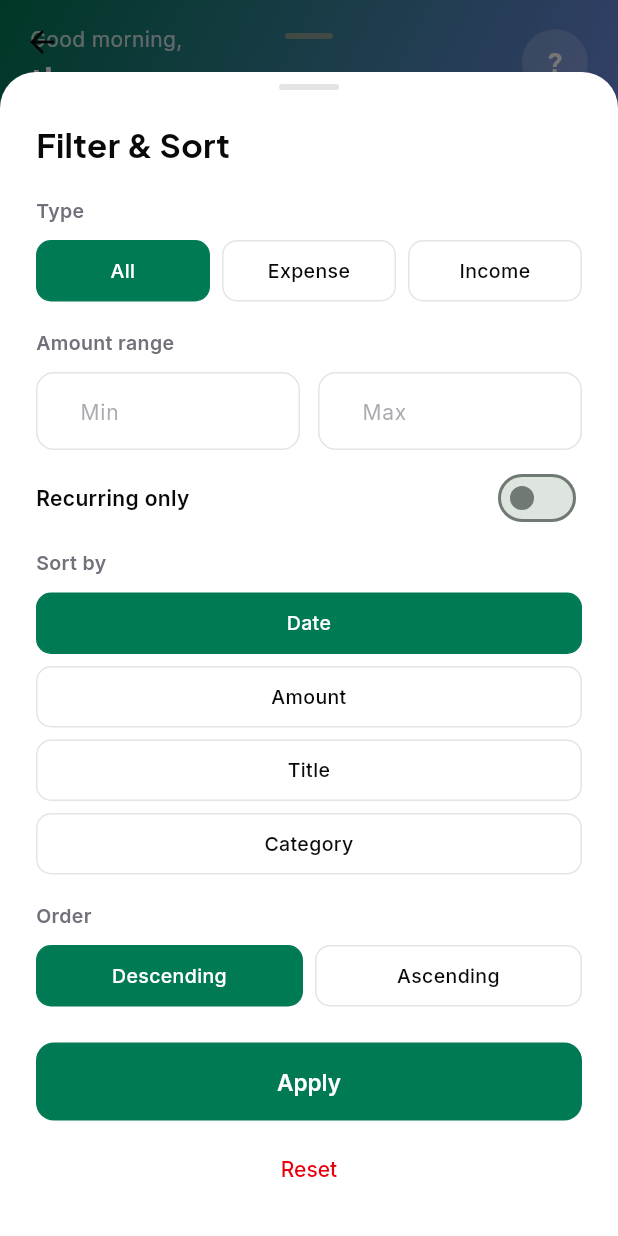
After one commit to samnsimson/xpenzes, a Flutter app: the HomeScreen screen opened directly, after a tap on the "tune" icon, on a phone screen of 412 x 824 dp. The commit adds this screen. Run offline on Flutter 3.47's test engine with Material 3 defaults, Android fonts, the phone set to English and light mode, and no system bars; drawn by our look-alikes of fl_chart; our stand-ins replace dio, flutter_riverpod, google_fonts, supabase_flutter; missing offline and left inert: flutter_web_auth_2; accounts and stored records are empty.

Commit message:
Add filter/sort UI to the home screen transaction list
Adds TransactionFilter (type, category, amount range, recurring-only,
sort field/order) applied client-side to the already-cached
transactionsProvider list, alongside a new FilterSortSheet bottom
sheet. transactionsProvider itself is untouched — it still fetches
the full unfiltered history that analytics/budgets/spend_radar all
depend on — so this filters/sorts on the client rather than
re-querying xpenzes-svc's new filter/sort query params per change.

Header income/spent/balance gauges still reflect the true month
totals; only the transaction list and its count are affected by the
filter. groupTransactionsByDate skips date-label headers when sorting
by anything other than date, since TODAY/YESTERDAY headers don't make
sense against an out-of-order list.

Verified: flutter analyze clean, and a temporary unit test (removed
after use) exercised every filter/sort/combination against sample
data — all passed.

```diff
--- a/lib/features/home/screens/home_screen.dart
+++ b/lib/features/home/screens/home_screen.dart
@@ -6,8 +6,11 @@ import '../../../core/theme/app_theme.dart';
 import '../../../core/widgets/collapsing_sliver_app_bar_mixin.dart';
 import '../../auth/providers/auth_provider.dart';
 import '../../transactions/providers/transactions_provider.dart';
+import '../../transactions/providers/transaction_filter_provider.dart';
+import '../../transactions/models/transaction_filter.dart';
 import '../../transactions/models/transaction_model.dart';
 import '../../transactions/widgets/add_transaction_sheet.dart';
+import '../widgets/filter_sort_sheet.dart';
 import '../widgets/home_empty_state.dart';
 import '../widgets/home_meter_row.dart';
 import '../widgets/home_transaction_list.dart';
@@ -48,12 +51,15 @@ class _HomeScreenState extends ConsumerState<HomeScreen>
     final transactionsAsync = ref.watch(transactionsProvider);
     final hideRecurringIncome = ref.watch(hideRecurringIncomeProvider);
     final symbol = ref.watch(currencySymbolProvider);
+    final filter = ref.watch(transactionFilterProvider);
 
     final transactions = transactionsAsync.value ?? [];
     final monthTransactions = transactions.where(
       (t) => t.date.year == _selectedMonth.year && t.date.month == _selectedMonth.month,
     );
 
+    // Header totals always reflect the true month totals, independent of
+    // the list filter below.
     final totalExpenses = monthTransactions
         .where((t) => t.type == TransactionType.expense)
         .fold<double>(0, (s, t) => s + t.amount);
@@ -64,13 +70,16 @@ class _HomeScreenState extends ConsumerState<HomeScreen>
 
     bool isFutureRecurringIncome(TransactionModel t) => t.type == TransactionType.income && t.isRecurring && t.isFuture;
 
-    // Only show transactions belonging to the selected month, grouped by
-    // date label, most recent/soonest first — like a calendar month view.
+    // Only show transactions belonging to the selected month, then apply
+    // the user's filter/sort — like a calendar month view, narrowed down.
     final listTransactions = hideRecurringIncome
         ? monthTransactions.where((t) => !isFutureRecurringIncome(t)).toList()
         : monthTransactions.toList();
-    final sorted = [...listTransactions]..sort((a, b) => b.date.compareTo(a.date));
-    final grouped = groupTransactionsByDate(sorted);
+    final filteredTransactions = filter.apply(listTransactions);
+    final grouped = groupTransactionsByDate(
+      filteredTransactions,
+      groupByDate: filter.sortBy == TransactionSortField.date,
+    );
 
     return Scaffold(
       backgroundColor: AppColors.background,
@@ -131,8 +140,32 @@ class _HomeScreenState extends ConsumerState<HomeScreen>
                   ),
                   const Spacer(),
                   Text(
-                    '${monthTransactions.length} transactions',
+                    '${filteredTransactions.length} transactions',
                     style: GoogleFonts.inter(fontSize: 13, color: AppColors.textSecondary),
+                  ),
+                  if (filter.isActive)
+                    TextButton(
+                      onPressed: () => ref.read(transactionFilterProvider.notifier).state =
+                          const TransactionFilter(),
+                      style: TextButton.styleFrom(
+                        minimumSize: Size.zero,
+                        padding: const EdgeInsets.symmetric(horizontal: 8),
+                      ),
+                      child: Text(
+                        'Clear',
+                        style: GoogleFonts.inter(fontSize: 13, color: AppColors.error),
+                      ),
+                    ),
+                  IconButton(
+                    onPressed: () => showModalBottomSheet(
+                      context: context,
+                      isScrollControlled: true,
+                      backgroundColor: Colors.transparent,
+                      builder: (_) => const FilterSortSheet(),
+                    ),
+                    icon: const Icon(Icons.tune_rounded),
+                    color: filter.isActive ? AppColors.primary : AppColors.textSecondary,
+                    visualDensity: VisualDensity.compact,
                   ),
                 ],
               ),
@@ -155,8 +188,10 @@ class _HomeScreenState extends ConsumerState<HomeScreen>
                 return SliverFillRemaining(
                   child: Center(
                     child: Text(
-                      'No transactions in '
-                      '${DateFormat('MMMM yyyy').format(_selectedMonth)}.',
+                      listTransactions.isEmpty
+                          ? 'No transactions in '
+                              '${DateFormat('MMMM yyyy').format(_selectedMonth)}.'
+                          : 'No transactions match your filter.',
                       style: GoogleFonts.inter(fontSize: 14, color: AppColors.textSecondary),
                     ),
                   ),
--- /dev/null
+++ b/lib/features/home/widgets/filter_sort_sheet.dart
@@ -0,0 +1,309 @@
+import 'package:flutter/material.dart';
+import 'package:flutter_riverpod/flutter_riverpod.dart';
+import 'package:google_fonts/google_fonts.dart';
+import '../../../core/theme/app_theme.dart';
+import '../../auth/providers/auth_provider.dart';
+import '../../transactions/models/transaction_filter.dart';
+import '../../transactions/models/transaction_model.dart';
+import '../../transactions/providers/transaction_filter_provider.dart';
+
+class FilterSortSheet extends ConsumerStatefulWidget {
+  const FilterSortSheet({super.key});
+
+  @override
+  ConsumerState<FilterSortSheet> createState() => _FilterSortSheetState();
+}
+
+class _FilterSortSheetState extends ConsumerState<FilterSortSheet> {
+  late TransactionType? _type;
+  late String? _category;
+  late bool? _isRecurring;
+  late TransactionSortField _sortBy;
+  late SortOrder _sortOrder;
+  late final TextEditingController _minCtrl;
+  late final TextEditingController _maxCtrl;
+
+  @override
+  void initState() {
+    super.initState();
+    final filter = ref.read(transactionFilterProvider);
+    _type = filter.type;
+    _category = filter.category;
+    _isRecurring = filter.isRecurring;
+    _sortBy = filter.sortBy;
+    _sortOrder = filter.sortOrder;
+    _minCtrl = TextEditingController(text: filter.minAmount?.toStringAsFixed(2) ?? '');
+    _maxCtrl = TextEditingController(text: filter.maxAmount?.toStringAsFixed(2) ?? '');
+  }
+
+  @override
+  void dispose() {
+    _minCtrl.dispose();
+    _maxCtrl.dispose();
+    super.dispose();
+  }
+
+  void _setType(TransactionType? type) {
+    setState(() {
+      _type = type;
+      _category = null;
+    });
+  }
+
+  void _toggleCategory(String category) {
+    setState(() => _category = _category == category ? null : category);
+  }
+
+  void _apply() {
+    final filter = TransactionFilter(
+      type: _type,
+      category: _category,
+      minAmount: double.tryParse(_minCtrl.text.trim()),
+      maxAmount: double.tryParse(_maxCtrl.text.trim()),
+      isRecurring: _isRecurring,
+      sortBy: _sortBy,
+      sortOrder: _sortOrder,
+    );
+    ref.read(transactionFilterProvider.notifier).state = filter;
+    Navigator.pop(context);
+  }
+
+  void _reset() {
+    ref.read(transactionFilterProvider.notifier).state = const TransactionFilter();
+    Navigator.pop(context);
+  }
+
+  @override
+  Widget build(BuildContext context) {
+    final symbol = ref.watch(currencySymbolProvider);
+    final bottomInset = MediaQuery.of(context).viewInsets.bottom;
+
+    return Container(
+      decoration: const BoxDecoration(
+        color: AppColors.surface,
+        borderRadius: BorderRadius.vertical(top: Radius.circular(24)),
+      ),
+      padding: EdgeInsets.fromLTRB(24, 8, 24, 24 + bottomInset),
+      child: SingleChildScrollView(
+        child: Column(
+          mainAxisSize: MainAxisSize.min,
+          crossAxisAlignment: CrossAxisAlignment.start,
+          children: [
+            Center(
+              child: Container(
+                width: 40,
+                height: 4,
+                margin: const EdgeInsets.only(bottom: 20),
+                decoration: BoxDecoration(
+                  color: AppColors.border,
+                  borderRadius: BorderRadius.circular(2),
+                ),
+              ),
+            ),
+            Text(
+              'Filter & Sort',
+              style: GoogleFonts.plusJakartaSans(
+                fontSize: 22,
+                fontWeight: FontWeight.w700,
+                color: AppColors.textPrimary,
+              ),
+            ),
+            const SizedBox(height: 20),
+            _Label('Type'),
+            const SizedBox(height: 10),
+            Row(
+              children: [
+                Expanded(child: _Chip(label: 'All', isSelected: _type == null, onTap: () => _setType(null))),
+                const SizedBox(width: 8),
+                Expanded(
+                  child: _Chip(
+                    label: 'Expense',
+                    isSelected: _type == TransactionType.expense,
+                    onTap: () => _setType(TransactionType.expense),
+                  ),
+                ),
+                const SizedBox(width: 8),
+                Expanded(
+                  child: _Chip(
+                    label: 'Income',
+                    isSelected: _type == TransactionType.income,
+                    onTap: () => _setType(TransactionType.income),
+                  ),
+                ),
+              ],
+            ),
+            if (_type != null) ...[
+              const SizedBox(height: 18),
+              _Label('Category'),
+              const SizedBox(height: 10),
+              Wrap(
+                spacing: 8,
+                runSpacing: 8,
+                children: _type!.categories
+                    .map((c) => _Chip(
+                          label: c,
+                          isSelected: _category == c,
+                          onTap: () => _toggleCategory(c),
+                        ))
+                    .toList(),
+              ),
+            ],
+            const SizedBox(height: 18),
+            _Label('Amount range'),
+            const SizedBox(height: 10),
+            Row(
+              children: [
+                Expanded(
+                  child: TextField(
+                    controller: _minCtrl,
+                    keyboardType: const TextInputType.numberWithOptions(decimal: true),
+                    decoration: InputDecoration(hintText: 'Min', prefixText: symbol),
+                  ),
+                ),
+                const SizedBox(width: 12),
+                Expanded(
+                  child: TextField(
+                    controller: _maxCtrl,
+                    keyboardType: const TextInputType.numberWithOptions(decimal: true),
+                    decoration: InputDecoration(hintText: 'Max', prefixText: symbol),
+                  ),
+                ),
+              ],
+            ),
+            const SizedBox(height: 8),
+            Row(
+              children: [
+                Expanded(
+                  child: Text(
+                    'Recurring only',
+                    style: GoogleFonts.inter(
+                      fontSize: 14,
+                      fontWeight: FontWeight.w600,
+                      color: AppColors.textPrimary,
+                    ),
+                  ),
+                ),
+                Switch(
+                  value: _isRecurring ?? false,
+                  activeThumbColor: AppColors.primary,
+                  onChanged: (v) => setState(() => _isRecurring = v ? true : null),
+                ),
+              ],
+            ),
+            const SizedBox(height: 10),
+            _Label('Sort by'),
+            const SizedBox(height: 10),
+            Wrap(
+              spacing: 8,
+              runSpacing: 8,
+              children: TransactionSortField.values
+                  .map((f) => _Chip(
+                        label: _sortFieldLabel(f),
+                        isSelected: _sortBy == f,
+                        onTap: () => setState(() => _sortBy = f),
+                      ))
+                  .toList(),
+            ),
+            const SizedBox(height: 18),
+            _Label('Order'),
+            const SizedBox(height: 10),
+            Row(
+              children: [
+                Expanded(
+                  child: _Chip(
+                    label: 'Descending',
+                    isSelected: _sortOrder == SortOrder.desc,
+                    onTap: () => setState(() => _sortOrder = SortOrder.desc),
+                  ),
+                ),
+                const SizedBox(width: 8),
+                Expanded(
+                  child: _Chip(
+                    label: 'Ascending',
+                    isSelected: _sortOrder == SortOrder.asc,
+                    onTap: () => setState(() => _sortOrder = SortOrder.asc),
+                  ),
+                ),
+              ],
+            ),
+            const SizedBox(height: 24),
+            SizedBox(
+              width: double.infinity,
+              height: 52,
+              child: ElevatedButton(
+                onPressed: _apply,
+                child: const Text('Apply'),
+              ),
+            ),
+            const SizedBox(height: 8),
+            SizedBox(
+              width: double.infinity,
+              child: TextButton(
+                onPressed: _reset,
+                child: Text('Reset', style: GoogleFonts.inter(color: AppColors.error)),
+              ),
+            ),
+          ],
+        ),
+      ),
+    );
+  }
+
+  String _sortFieldLabel(TransactionSortField field) => switch (field) {
+        TransactionSortField.date => 'Date',
+        TransactionSortField.amount => 'Amount',
+        TransactionSortField.title => 'Title',
+        TransactionSortField.category => 'Category',
+      };
+}
+
+class _Label extends StatelessWidget {
+  final String text;
+  const _Label(this.text);
+
+  @override
+  Widget build(BuildContext context) {
+    return Text(
+      text,
+      style: GoogleFonts.inter(
+        fontSize: 13,
+        fontWeight: FontWeight.w600,
+        color: AppColors.textSecondary,
+      ),
+    );
+  }
+}
+
+class _Chip extends StatelessWidget {
+  final String label;
+  final bool isSelected;
+  final VoidCallback onTap;
+
+  const _Chip({required this.label, required this.isSelected, required this.onTap});
+
+  @override
+  Widget build(BuildContext context) {
+    return GestureDetector(
+      onTap: onTap,
+      child: AnimatedContainer(
+        duration: const Duration(milliseconds: 200),
+        padding: const EdgeInsets.symmetric(horizontal: 14, vertical: 10),
+        alignment: Alignment.center,
+        decoration: BoxDecoration(
+          color: isSelected ? AppColors.primary : AppColors.surface,
+          borderRadius: BorderRadius.circular(10),
+          border: Border.all(color: isSelected ? AppColors.primary : AppColors.border),
+        ),
+        child: Text(
+          label,
+          textAlign: TextAlign.center,
+          style: GoogleFonts.inter(
+            fontSize: 13,
+            fontWeight: FontWeight.w500,
+            color: isSelected ? Colors.white : AppColors.textPrimary,
+          ),
+        ),
+      ),
+    );
+  }
+}
--- a/lib/features/home/widgets/home_transaction_list.dart
+++ b/lib/features/home/widgets/home_transaction_list.dart
@@ -12,15 +12,25 @@ const _bannerInterval = 5;
 /// Groups [transactions] (already filtered/sorted by the caller) into a
 /// flat list of date-label headers, [ProBannerMarker]s, and the
 /// transactions themselves — the shape [HomeTransactionSliverList] renders.
-List<Object> groupTransactionsByDate(List<TransactionModel> transactions) {
+///
+/// Set [groupByDate] to false when the list isn't sorted chronologically
+/// (e.g. sorted by amount/title/category) — date-label headers like
+/// TODAY/YESTERDAY would be misleading against an out-of-order list, so
+/// only the pro-banner interleaving happens in that case.
+List<Object> groupTransactionsByDate(
+  List<TransactionModel> transactions, {
+  bool groupByDate = true,
+}) {
   final result = <Object>[];
   String? lastLabel;
   var transactionCount = 0;
   for (final t in transactions) {
-    final label = dateLabel(t.date);
-    if (label != lastLabel) {
-      result.add(label);
-      lastLabel = label;
+    if (groupByDate) {
+      final label = dateLabel(t.date);
+      if (label != lastLabel) {
+        result.add(label);
+        lastLabel = label;
+      }
     }
     result.add(t);
     transactionCount++;
--- /dev/null
+++ b/lib/features/transactions/models/transaction_filter.dart
@@ -0,0 +1,89 @@
+import 'transaction_model.dart';
+
+enum TransactionSortField { date, amount, title, category }
+
+enum SortOrder { asc, desc }
+
+/// User-facing filter/sort applied to an already-fetched transaction list
+/// (see transactionsProvider — the full list is fetched once and shared
+/// with analytics/budgets/spend_radar, so filtering happens client-side
+/// on that cached list rather than re-querying the server).
+class TransactionFilter {
+  final TransactionType? type;
+  final String? category;
+  final double? minAmount;
+  final double? maxAmount;
+  final bool? isRecurring;
+  final TransactionSortField sortBy;
+  final SortOrder sortOrder;
+
+  const TransactionFilter({
+    this.type,
+    this.category,
+    this.minAmount,
+    this.maxAmount,
+    this.isRecurring,
+    this.sortBy = TransactionSortField.date,
+    this.sortOrder = SortOrder.desc,
+  });
+
+  /// Whether any filter (not sort) is set — drives the filter icon's
+  /// active state and the "Clear" affordance.
+  bool get isActive =>
+      type != null ||
+      category != null ||
+      minAmount != null ||
+      maxAmount != null ||
+      isRecurring != null;
+
+  TransactionFilter copyWith({
+    TransactionType? type,
+    bool clearType = false,
+    String? category,
+    bool clearCategory = false,
+    double? minAmount,
+    bool clearMinAmount = false,
+    double? maxAmount,
+    bool clearMaxAmount = false,
+    bool? isRecurring,
+    bool clearIsRecurring = false,
+    TransactionSortField? sortBy,
+    SortOrder? sortOrder,
+  }) {
+    return TransactionFilter(
+      type: clearType ? null : (type ?? this.type),
+      category: clearCategory ? null : (category ?? this.category),
+      minAmount: clearMinAmount ? null : (minAmount ?? this.minAmount),
+      maxAmount: clearMaxAmount ? null : (maxAmount ?? this.maxAmount),
+      isRecurring: clearIsRecurring ? null : (isRecurring ?? this.isRecurring),
+      sortBy: sortBy ?? this.sortBy,
+      sortOrder: sortOrder ?? this.sortOrder,
+    );
+  }
+
+  /// Filters, then sorts, [transactions]. The only place sort order is
+  /// decided — callers shouldn't sort separately.
+  List<TransactionModel> apply(List<TransactionModel> transactions) {
+    final filtered = transactions.where((t) {
+      if (type != null && t.type != type) return false;
+      if (category != null && t.category != category) return false;
+      if (minAmount != null && t.amount < minAmount!) return false;
+      if (maxAmount != null && t.amount > maxAmount!) return false;
+      if (isRecurring != null && t.isRecurring != isRecurring) return false;
+      return true;
+    }).toList();
+
+    int compare(TransactionModel a, TransactionModel b) {
+      final cmp = switch (sortBy) {
+        TransactionSortField.date => a.date.compareTo(b.date),
+        TransactionSortField.amount => a.amount.compareTo(b.amount),
+        TransactionSortField.title => a.title.compareTo(b.title),
+        TransactionSortField.category => a.category.compareTo(b.category),
+      };
+      return sortOrder == SortOrder.desc ? -cmp : cmp;
+    }
+
+    filtered.sort(compare);
+    return filtered;
+  }
+}
--- /dev/null
+++ b/lib/features/transactions/providers/transaction_filter_provider.dart
@@ -0,0 +1,8 @@
+import 'package:flutter_riverpod/flutter_riverpod.dart';
+import '../models/transaction_filter.dart';
+
+/// The active filter/sort applied to the home screen's transaction list.
+/// Persists across month navigation until explicitly changed or cleared.
+final transactionFilterProvider = StateProvider<TransactionFilter>(
+  (ref) => const TransactionFilter(),
+);
```
